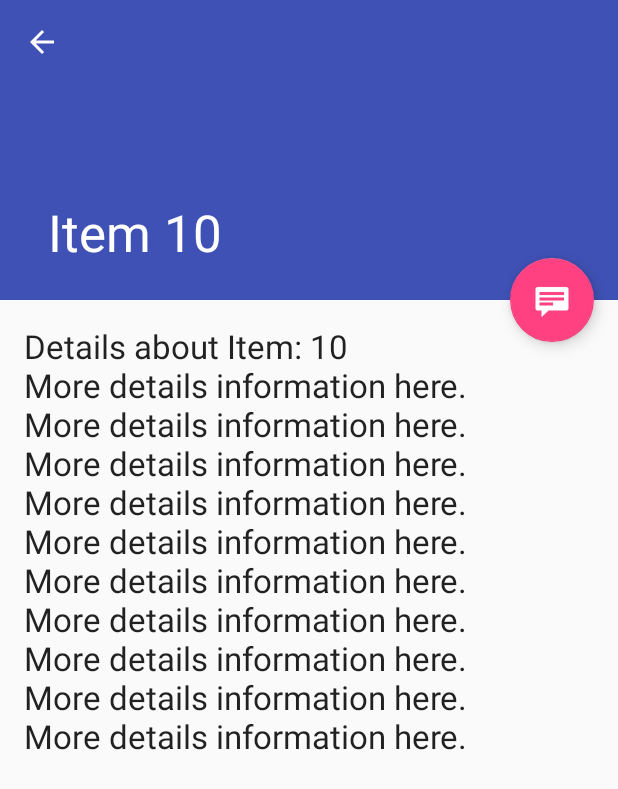
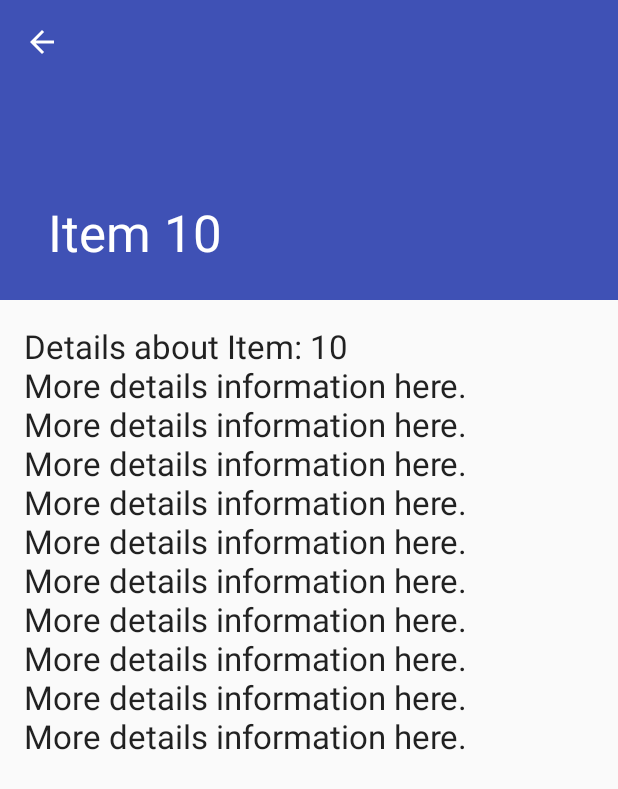
Before and after one commit to federicoiosue/MusixMatchApp, an Android app: the screen it shows after launch (TrackDetailActivity), after a tap on "10", on a phone screen of 412 x 824 dp. Shown: the top 789 px of the screen. Run offline under Robolectric (Android 15) with nearby library versions, the phone set to English and light mode, and no system bars; our stand-ins replace RxJava; 1 statement that could not run was skipped; 1 other tap on this screen came first.

Commit message:
Code cleaning and classes refactoring

```diff
--- /dev/null
+++ b/app/src/main/java/android/feio/it/musixmatchapp/SimpleItemRecyclerViewAdapter.java
@@ -0,0 +1,71 @@
+package android.feio.it.musixmatchapp;
+
+import android.content.Context;
+import android.content.Intent;
+import android.feio.it.musixmatchapp.models.DummyItem;
+import android.os.Bundle;
+import android.support.v7.widget.RecyclerView;
+import android.view.LayoutInflater;
+import android.view.View;
+import android.view.ViewGroup;
+
+import java.util.List;
+
+
+public class SimpleItemRecyclerViewAdapter extends RecyclerView.Adapter<TracksViewHolder> {
+
+	private final TrackListActivity mParentActivity;
+	private final List<DummyItem> mValues;
+	private final boolean mTwoPane;
+	private final View.OnClickListener mOnClickListener = new View.OnClickListener() {
+		@Override
+		public void onClick(View view) {
+			DummyItem item = (DummyItem) view.getTag();
+			if (mTwoPane) {
+				Bundle arguments = new Bundle();
+				arguments.putString(TrackDetailFragment.ARG_ITEM_ID, item.id);
+				TrackDetailFragment fragment = new TrackDetailFragment();
+				fragment.setArguments(arguments);
+				mParentActivity.getSupportFragmentManager().beginTransaction()
+						.replace(R.id.track_detail_container, fragment)
+						.commit();
+			} else {
+				Context context = view.getContext();
+				Intent intent = new Intent(context, TrackDetailActivity.class);
+				intent.putExtra(TrackDetailFragment.ARG_ITEM_ID, item.id);
+
+				context.startActivity(intent);
+			}
+		}
+	};
+
+	SimpleItemRecyclerViewAdapter(TrackListActivity parent,
+								  List<DummyItem> items,
+								  boolean twoPane) {
+		mValues = items;
+		mParentActivity = parent;
+		mTwoPane = twoPane;
+	}
+
+	@Override
+	public TracksViewHolder onCreateViewHolder(ViewGroup parent, int viewType) {
+		View view = LayoutInflater.from(parent.getContext())
+				.inflate(R.layout.track_list_content, parent, false);
+		return new TracksViewHolder(view);
+	}
+
+	@Override
+	public void onBindViewHolder(TracksViewHolder holder, int position) {
+		holder.mIdView.setText(mValues.get(position).id);
+		holder.mContentView.setText(mValues.get(position).content);
+
+		holder.itemView.setTag(mValues.get(position));
+		holder.itemView.setOnClickListener(mOnClickListener);
+	}
+
+	@Override
+	public int getItemCount() {
+		return mValues.size();
+	}
+
+}
--- a/app/src/main/java/android/feio/it/musixmatchapp/TrackDetailActivity.java
+++ b/app/src/main/java/android/feio/it/musixmatchapp/TrackDetailActivity.java
@@ -20,23 +20,12 @@ public class TrackDetailActivity extends AppCompatActivity {
 		Toolbar toolbar = findViewById(R.id.detail_toolbar);
 		setSupportActionBar(toolbar);
 
-		FloatingActionButton fab = findViewById(R.id.fab);
-		fab.setOnClickListener(new View.OnClickListener() {
-			@Override
-			public void onClick(View view) {
-				Snackbar.make(view, "Replace with your own detail action", Snackbar.LENGTH_LONG)
-						.setAction("Action", null).show();
-			}
-		});
-
 		ActionBar actionBar = getSupportActionBar();
 		if (actionBar != null) {
 			actionBar.setDisplayHomeAsUpEnabled(true);
 		}
 
 		if (savedInstanceState == null) {
-			// Create the detail fragment and add it to the activity
-			// using a fragment transaction.
 			Bundle arguments = new Bundle();
 			arguments.putString(TrackDetailFragment.ARG_ITEM_ID,
 					getIntent().getStringExtra(TrackDetailFragment.ARG_ITEM_ID));
--- a/app/src/main/java/android/feio/it/musixmatchapp/TrackListActivity.java
+++ b/app/src/main/java/android/feio/it/musixmatchapp/TrackListActivity.java
@@ -1,26 +1,15 @@
 package android.feio.it.musixmatchapp;
 
-import android.content.Context;
-import android.content.Intent;
-import android.feio.it.musixmatchapp.models.DummyItem;
+import android.feio.it.musixmatchapp.models.DummyContent;
 import android.feio.it.musixmatchapp.services.ServicesHelper;
 import android.os.Bundle;
-import android.support.annotation.NonNull;
+import android.support.design.widget.FloatingActionButton;
+import android.support.design.widget.Snackbar;
 import android.support.v7.app.AppCompatActivity;
 import android.support.v7.widget.RecyclerView;
 import android.support.v7.widget.Toolbar;
-import android.support.design.widget.FloatingActionButton;
-import android.support.design.widget.Snackbar;
-import android.view.LayoutInflater;
 import android.view.View;
-import android.view.ViewGroup;
-import android.widget.TextView;
-
-import android.feio.it.musixmatchapp.models.DummyContent;
-import io.reactivex.Scheduler;
 import io.reactivex.schedulers.Schedulers;
-
-import java.util.List;
 
 
 public class TrackListActivity extends AppCompatActivity {
@@ -36,98 +25,13 @@ public class TrackListActivity extends AppCompatActivity {
 		setSupportActionBar(toolbar);
 		toolbar.setTitle(getTitle());
 
-		Object tracksResult = ServicesHelper.getTracks().subscribeOn(Schedulers.io()).blockingSingle();
-
-		FloatingActionButton fab = findViewById(R.id.fab);
-		fab.setOnClickListener(new View.OnClickListener() {
-			@Override
-			public void onClick(View view) {
-				Snackbar.make(view, "Replace with your own action", Snackbar.LENGTH_LONG)
-						.setAction("Action", null).show();
-			}
-		});
-
 		if (findViewById(R.id.track_detail_container) != null) {
 			mTwoPane = true;
 		}
 
-		View recyclerView = findViewById(R.id.track_list);
-		assert recyclerView != null;
-		setupRecyclerView((RecyclerView) recyclerView);
-
-	}
-
-	private void setupRecyclerView(@NonNull RecyclerView recyclerView) {
+		Object tracksResult = ServicesHelper.getTracks().subscribeOn(Schedulers.io()).blockingSingle();
+		RecyclerView recyclerView = findViewById(R.id.track_list);
 		recyclerView.setAdapter(new SimpleItemRecyclerViewAdapter(this, DummyContent.ITEMS, mTwoPane));
 	}
 
-	public static class SimpleItemRecyclerViewAdapter
-			extends RecyclerView.Adapter<SimpleItemRecyclerViewAdapter.ViewHolder> {
-
-		private final TrackListActivity mParentActivity;
-		private final List<DummyItem> mValues;
-		private final boolean mTwoPane;
-		private final View.OnClickListener mOnClickListener = new View.OnClickListener() {
-			@Override
-			public void onClick(View view) {
-				DummyItem item = (DummyItem) view.getTag();
-				if (mTwoPane) {
-					Bundle arguments = new Bundle();
-					arguments.putString(TrackDetailFragment.ARG_ITEM_ID, item.id);
-					TrackDetailFragment fragment = new TrackDetailFragment();
-					fragment.setArguments(arguments);
-					mParentActivity.getSupportFragmentManager().beginTransaction()
-							.replace(R.id.track_detail_container, fragment)
-							.commit();
-				} else {
-					Context context = view.getContext();
-					Intent intent = new Intent(context, TrackDetailActivity.class);
-					intent.putExtra(TrackDetailFragment.ARG_ITEM_ID, item.id);
-
-					context.startActivity(intent);
-				}
-			}
-		};
-
-		SimpleItemRecyclerViewAdapter(TrackListActivity parent,
-									  List<DummyItem> items,
-									  boolean twoPane) {
-			mValues = items;
-			mParentActivity = parent;
-			mTwoPane = twoPane;
-		}
-
-		@Override
-		public ViewHolder onCreateViewHolder(ViewGroup parent, int viewType) {
-			View view = LayoutInflater.from(parent.getContext())
-					.inflate(R.layout.track_list_content, parent, false);
-			return new ViewHolder(view);
-		}
-
-		@Override
-		public void onBindViewHolder(final ViewHolder holder, int position) {
-			holder.mIdView.setText(mValues.get(position).id);
-			holder.mContentView.setText(mValues.get(position).content);
-
-			holder.itemView.setTag(mValues.get(position));
-			holder.itemView.setOnClickListener(mOnClickListener);
-		}
-
-		@Override
-		public int getItemCount() {
-			return mValues.size();
-		}
-
-		class ViewHolder extends RecyclerView.ViewHolder {
-
-			final TextView mIdView;
-			final TextView mContentView;
-
-			ViewHolder(View view) {
-				super(view);
-				mIdView = view.findViewById(R.id.id_text);
-				mContentView = view.findViewById(R.id.content);
-			}
-		}
-	}
 }
--- /dev/null
+++ b/app/src/main/java/android/feio/it/musixmatchapp/TracksViewHolder.java
@@ -0,0 +1,18 @@
+package android.feio.it.musixmatchapp;
+
+import android.support.v7.widget.RecyclerView;
+import android.view.View;
+import android.widget.TextView;
+
+
+public class TracksViewHolder extends RecyclerView.ViewHolder {
+
+	final TextView mIdView;
+	final TextView mContentView;
+
+	TracksViewHolder(View view) {
+		super(view);
+		mIdView = view.findViewById(R.id.id_text);
+		mContentView = view.findViewById(R.id.content);
+	}
+}
--- a/app/src/main/res/layout/activity_track_detail.xml
+++ b/app/src/main/res/layout/activity_track_detail.xml
@@ -40,14 +40,4 @@
         android:layout_height="match_parent"
         app:layout_behavior="@string/appbar_scrolling_view_behavior" />
 
-    <android.support.design.widget.FloatingActionButton
-        android:id="@+id/fab"
-        android:layout_width="wrap_content"
-        android:layout_height="wrap_content"
-        android:layout_gravity="center_vertical|start"
-        android:layout_margin="@dimen/fab_margin"
-        app:layout_anchor="@+id/track_detail_container"
-        app:layout_anchorGravity="top|end"
-        app:srcCompat="@android:drawable/stat_notify_chat" />
-
 </android.support.design.widget.CoordinatorLayout>
--- a/app/src/main/res/layout/activity_track_list.xml
+++ b/app/src/main/res/layout/activity_track_list.xml
@@ -30,13 +30,5 @@
         <include layout="@layout/track_list" />
     </FrameLayout>
 
-    <android.support.design.widget.FloatingActionButton
-        android:id="@+id/fab"
-        android:layout_width="wrap_content"
-        android:layout_height="wrap_content"
-        android:layout_gravity="bottom|end"
-        android:layout_margin="@dimen/fab_margin"
-        app:srcCompat="@android:drawable/ic_dialog_email" />
-
 
 </android.support.design.widget.CoordinatorLayout>
```
